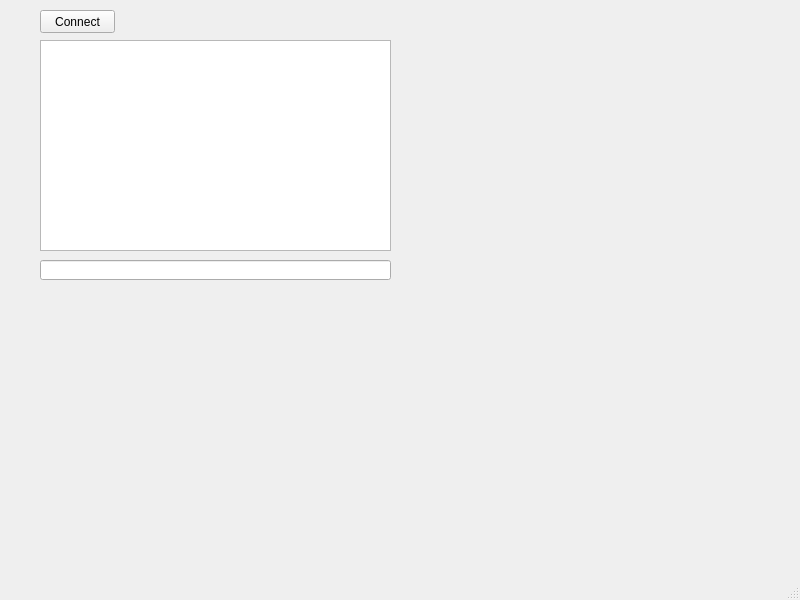
This is mainwindow.ui in Kudesnick/regexpterm as Qt 5 draws it before an edit. The edited form follows.
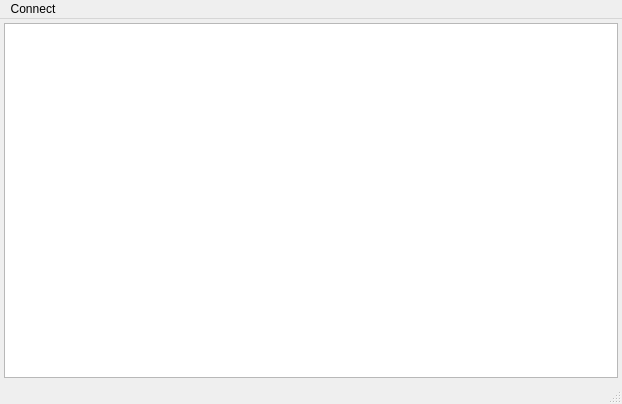
This is the edited form. Custom widgets are drawn as their Qt base class.

Commit message: [mod] Верстка

Patch:
```diff
--- a/mainwindow.ui
+++ b/mainwindow.ui
@@ -6,63 +6,85 @@
    <rect>
     <x>0</x>
     <y>0</y>
-    <width>800</width>
-    <height>600</height>
+    <width>622</width>
+    <height>404</height>
    </rect>
   </property>
   <property name="windowTitle">
    <string>MainWindow</string>
   </property>
+  <property name="layoutDirection">
+   <enum>Qt::LeftToRight</enum>
+  </property>
   <widget class="QWidget" name="centralwidget">
-   <widget class="Console" name="txOut">
-    <property name="geometry">
-     <rect>
-      <x>40</x>
-      <y>40</y>
-      <width>351</width>
-      <height>211</height>
-     </rect>
+   <layout class="QGridLayout" name="gridLayout">
+    <property name="leftMargin">
+     <number>4</number>
     </property>
-    <property name="font">
-     <font>
-      <family>Courier New</family>
-      <pointsize>10</pointsize>
-     </font>
+    <property name="topMargin">
+     <number>4</number>
     </property>
-   </widget>
-   <widget class="QPushButton" name="btnConnect">
-    <property name="geometry">
-     <rect>
-      <x>40</x>
-      <y>10</y>
-      <width>75</width>
-      <height>23</height>
-     </rect>
+    <property name="rightMargin">
+     <number>4</number>
     </property>
-    <property name="text">
-     <string>Connect</string>
+    <property name="bottomMargin">
+     <number>4</number>
     </property>
-   </widget>
-   <widget class="QLineEdit" name="txIn">
-    <property name="geometry">
-     <rect>
-      <x>40</x>
-      <y>260</y>
-      <width>351</width>
-      <height>20</height>
-     </rect>
+    <property name="spacing">
+     <number>4</number>
     </property>
-   </widget>
+    <item row="1" column="0">
+     <layout class="QGridLayout" name="gridLayout_1">
+      <property name="spacing">
+       <number>4</number>
+      </property>
+      <item row="0" column="0">
+       <widget class="Console" name="txOut">
+        <property name="sizePolicy">
+         <sizepolicy hsizetype="Maximum" vsizetype="Maximum">
+          <horstretch>0</horstretch>
+          <verstretch>0</verstretch>
+         </sizepolicy>
+        </property>
+        <property name="minimumSize">
+         <size>
+          <width>0</width>
+          <height>0</height>
+         </size>
+        </property>
+        <property name="maximumSize">
+         <size>
+          <width>16777214</width>
+          <height>16777214</height>
+         </size>
+        </property>
+        <property name="font">
+         <font>
+          <family>Courier New</family>
+          <pointsize>10</pointsize>
+         </font>
+        </property>
+       </widget>
+      </item>
+     </layout>
+    </item>
+   </layout>
   </widget>
   <widget class="QMenuBar" name="menubar">
    <property name="geometry">
     <rect>
      <x>0</x>
      <y>0</y>
-     <width>800</width>
+     <width>622</width>
      <height>22</height>
     </rect>
    </property>
+   <widget class="QMenu" name="menuConnect">
+    <property name="title">
+     <string>Connect</string>
+    </property>
+   </widget>
+   <addaction name="menuConnect"/>
   </widget>
   <widget class="QStatusBar" name="statusBar"/>
  </widget>
```
Left out of the diff: 19 changed lines with no effect on the pictures. The commit also changes 1 other file.
